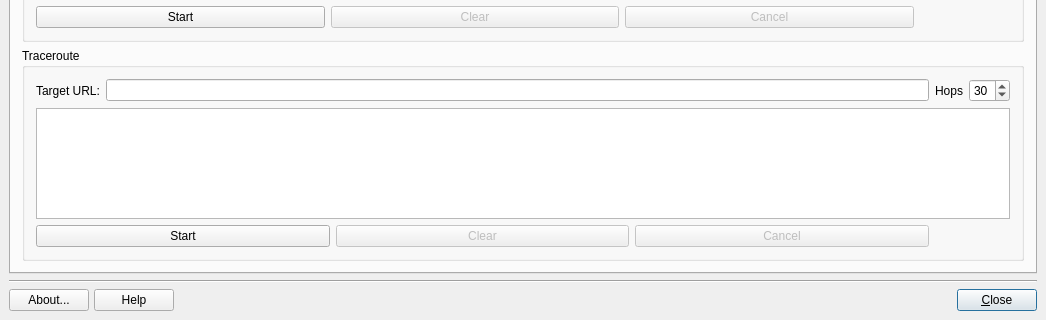
Before: the Qt Designer form mx-network-assistant/mainwindow.ui in q4os/mxtools-for-debian, drawn with Qt 5; both pictures show x 0 to 1046 and y 217 to 537 of the 1046 by 537 pixel window.
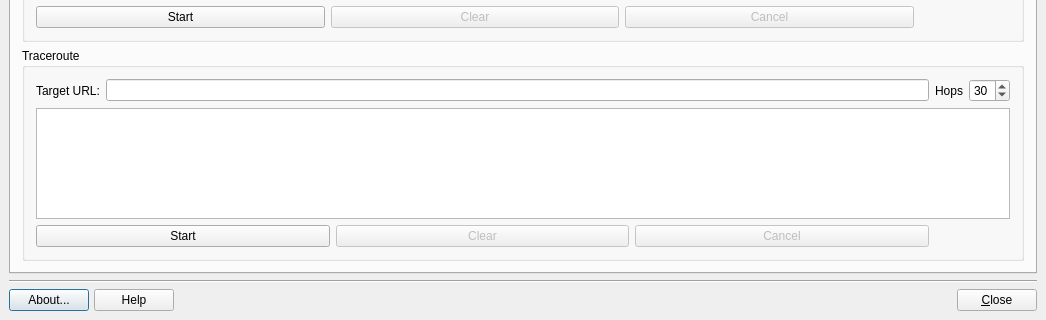
After: the same form once the commit is applied. The open tabs and pages were chosen to show the change. Icons and pictures are not drawn.

Patch:
```diff
--- a/mx-network-assistant/mainwindow.ui
+++ b/mx-network-assistant/mainwindow.ui
@@ -184,10 +184,10 @@
         <string>Alt+C</string>
        </property>
        <property name="autoDefault">
-        <bool>true</bool>
+        <bool>false</bool>
        </property>
        <property name="default">
-        <bool>true</bool>
+        <bool>false</bool>
        </property>
       </widget>
      </item>
```
Left out of the diff: 10 changed lines with no effect on the pictures.
